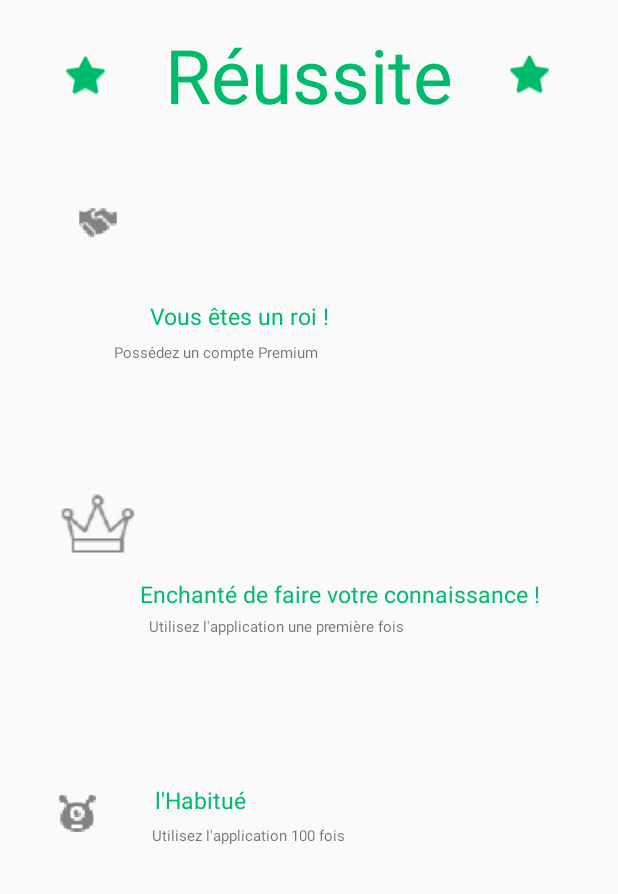
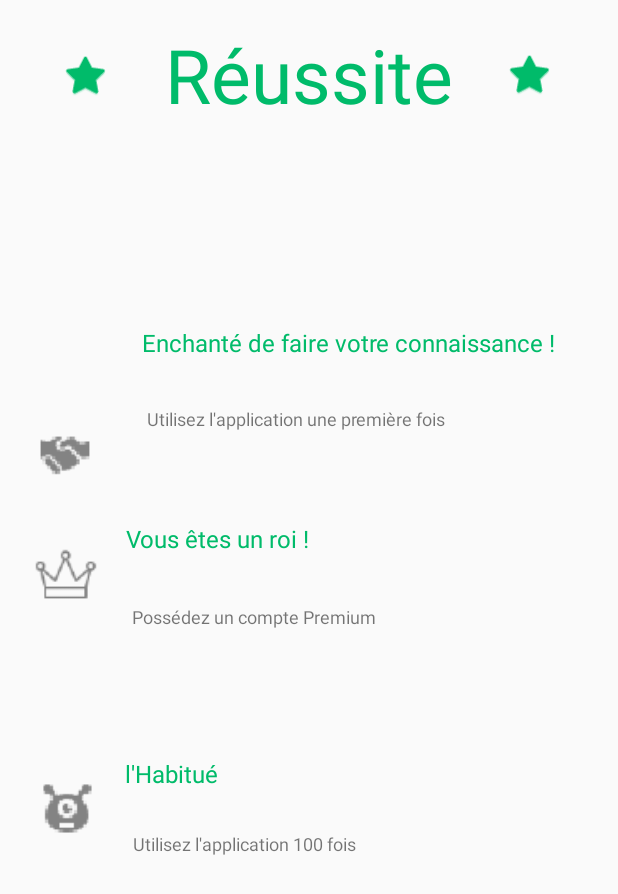
Before and after one commit to qfontain/Timeating, an Android app: the Reussite screen opened directly, with no data from a screen before it, on a phone screen of 412 x 824 dp. Shown: the top 894 px of the screen. Run offline under Robolectric (Android 15) with nearby library versions, the light colour scheme and no system bars.

Commit message:
Modification du visuel Réussite

```diff
--- a/app/src/main/res/layout/reussite_1.xml
+++ b/app/src/main/res/layout/reussite_1.xml
@@ -3,20 +3,18 @@
     xmlns:app="http://schemas.android.com/apk/res-auto"
     xmlns:tools="http://schemas.android.com/tools"
     android:layout_width="match_parent"
-    android:layout_height="match_parent">
+    android:layout_height="match_parent"
+    tools:layout_editor_absoluteY="25dp">
 
     <TextView
         android:id="@+id/textView3"
         android:layout_width="wrap_content"
-        android:layout_height="0dp"
-        android:layout_marginBottom="51dp"
+        android:layout_height="64dp"
 
         android:layout_marginTop="16dp"
-
         android:text="Réussite"
         android:textColor="#00bb6a"
         android:textSize="50sp"
-        app:layout_constraintBottom_toTopOf="@+id/textView8"
         app:layout_constraintEnd_toStartOf="@+id/imageView8"
         app:layout_constraintStart_toEndOf="@+id/imageView9"
         app:layout_constraintTop_toTopOf="parent"
@@ -28,19 +26,18 @@
         android:layout_height="wrap_content"
         android:layout_marginEnd="9dp"
         android:layout_marginTop="33dp"
+
         android:tint="@color/colortimeating"
         app:layout_constraintEnd_toEndOf="parent"
         app:layout_constraintStart_toEndOf="@+id/textView3"
         app:layout_constraintTop_toTopOf="parent"
-        app:srcCompat="@android:drawable/btn_star_big_on"
-
-        />
+        app:srcCompat="@android:drawable/btn_star_big_on" />
 
     <ImageView
         android:id="@+id/imageView9"
         android:layout_width="wrap_content"
         android:layout_height="wrap_content"
-        android:layout_marginBottom="62dp"
+        android:layout_marginBottom="82dp"
         android:layout_marginEnd="3dp"
         android:layout_marginStart="6dp"
         android:layout_marginTop="34dp"
@@ -55,107 +52,119 @@
         android:id="@+id/textView6"
         android:layout_width="wrap_content"
         android:layout_height="wrap_content"
-        android:layout_marginBottom="399dp"
 
-        android:layout_marginEnd="142dp"
         android:text="Utilisez l'application une première fois"
-        android:textSize="10sp"
+        android:textSize="12sp"
         app:layout_constraintBottom_toBottomOf="parent"
         app:layout_constraintEnd_toEndOf="parent"
-        app:layout_constraintStart_toEndOf="@+id/imageView13"
-        app:layout_constraintTop_toBottomOf="@+id/textView8" />
+        app:layout_constraintHorizontal_bias="0.46"
+        app:layout_constraintStart_toStartOf="parent"
+        app:layout_constraintTop_toTopOf="parent"
+        app:layout_constraintVertical_bias="0.335" />
 
     <TextView
         android:id="@+id/textView8"
         android:layout_width="wrap_content"
         android:layout_height="wrap_content"
-        android:layout_marginBottom="4dp"
-        android:layout_marginEnd="47dp"
         android:text="Enchanté de faire votre connaissance ! "
         android:textColor="@color/colortimeating"
-        android:textSize="15sp"
-        app:layout_constraintBottom_toTopOf="@+id/textView6"
+        android:textSize="16sp"
+        app:layout_constraintBottom_toBottomOf="parent"
         app:layout_constraintEnd_toEndOf="parent"
-        app:layout_constraintTop_toBottomOf="@+id/textView3" />
+        app:layout_constraintHorizontal_bias="0.716"
+        app:layout_constraintStart_toStartOf="parent"
+        app:layout_constraintTop_toTopOf="parent"
+        app:layout_constraintVertical_bias="0.271" />
 
     <ImageView
         android:id="@+id/imageView12"
-        android:layout_width="0dp"
-        android:layout_height="0dp"
-        android:layout_marginBottom="326dp"
+        android:layout_width="53dp"
+        android:layout_height="53dp"
         app:layout_constraintBottom_toBottomOf="parent"
-        app:layout_constraintEnd_toEndOf="@+id/imageView13"
-        app:layout_constraintStart_toStartOf="@+id/imageView13"
-        app:layout_constraintTop_toBottomOf="@+id/imageView13"
+        app:layout_constraintEnd_toEndOf="parent"
+        app:layout_constraintHorizontal_bias="0.048"
+        app:layout_constraintStart_toStartOf="parent"
+        app:layout_constraintTop_toTopOf="parent"
+        app:layout_constraintVertical_bias="0.463"
         app:srcCompat="@drawable/ic_king" />
 
     <ImageView
         android:id="@+id/imageView13"
-        android:layout_width="0dp"
-        android:layout_height="40dp"
-        android:layout_marginBottom="33dp"
-        android:layout_marginEnd="2dp"
-        android:layout_marginStart="33dp"
-        app:layout_constraintBottom_toTopOf="@+id/imageView12"
-        app:layout_constraintEnd_toStartOf="@+id/textView6"
+        android:layout_width="52dp"
+        android:layout_height="0dp"
+        android:layout_marginBottom="366dp"
+        app:layout_constraintBottom_toBottomOf="parent"
+        app:layout_constraintEnd_toEndOf="parent"
+        app:layout_constraintHorizontal_bias="0.048"
         app:layout_constraintStart_toStartOf="parent"
         app:layout_constraintTop_toBottomOf="@+id/imageView9"
+        app:layout_constraintVertical_bias="0.287"
         app:srcCompat="@drawable/ic_welcome" />
 
     <TextView
         android:id="@+id/textView9"
         android:layout_width="wrap_content"
         android:layout_height="wrap_content"
-        android:layout_marginStart="76dp"
-        android:layout_marginTop="228dp"
         android:text="Possédez un compte Premium"
-        android:textSize="10sp"
+        android:textSize="12sp"
+        app:layout_constraintBottom_toBottomOf="parent"
+        app:layout_constraintEnd_toEndOf="parent"
+        app:layout_constraintHorizontal_bias="0.353"
         app:layout_constraintStart_toStartOf="parent"
-        app:layout_constraintTop_toTopOf="parent" />
+        app:layout_constraintTop_toTopOf="parent"
+        app:layout_constraintVertical_bias="0.499" />
 
     <TextView
         android:id="@+id/textView10"
         android:layout_width="wrap_content"
         android:layout_height="wrap_content"
-        android:layout_marginEnd="192dp"
-        android:layout_marginTop="200dp"
         android:text="Vous êtes un roi !"
         android:textColor="@color/colortimeating"
-        android:textSize="15sp"
+        android:textSize="16sp"
+        app:layout_constraintBottom_toBottomOf="parent"
         app:layout_constraintEnd_toEndOf="parent"
-        app:layout_constraintTop_toTopOf="parent" />
+        app:layout_constraintHorizontal_bias="0.29"
+        app:layout_constraintStart_toStartOf="parent"
+        app:layout_constraintTop_toTopOf="parent"
+        app:layout_constraintVertical_bias="0.434" />
 
     <ImageView
         android:id="@+id/imageView14"
-        android:layout_width="39dp"
-        android:layout_height="43dp"
-        android:layout_marginBottom="260dp"
-        android:layout_marginStart="32dp"
+        android:layout_width="55dp"
+        android:layout_height="51dp"
         app:layout_constraintBottom_toBottomOf="parent"
+        app:layout_constraintEnd_toEndOf="parent"
+        app:layout_constraintHorizontal_bias="0.048"
         app:layout_constraintStart_toStartOf="parent"
+        app:layout_constraintTop_toTopOf="parent"
+        app:layout_constraintVertical_bias="0.664"
         app:srcCompat="@drawable/ic_alien" />
 
     <TextView
         android:id="@+id/textView11"
         android:layout_width="wrap_content"
         android:layout_height="wrap_content"
-        android:layout_marginBottom="260dp"
-        android:layout_marginEnd="182dp"
         android:text="Utilisez l'application 100 fois"
-        android:textSize="10sp"
+        android:textSize="12sp"
         app:layout_constraintBottom_toBottomOf="parent"
-        app:layout_constraintEnd_toEndOf="parent" />
+        app:layout_constraintEnd_toEndOf="parent"
+        app:layout_constraintHorizontal_bias="0.336"
+        app:layout_constraintStart_toStartOf="parent"
+        app:layout_constraintTop_toTopOf="parent"
+        app:layout_constraintVertical_bias="0.686" />
 
     <TextView
         android:id="@+id/textView12"
         android:layout_width="wrap_content"
         android:layout_height="wrap_content"
-        android:layout_marginBottom="280dp"
-        android:layout_marginEnd="248dp"
         android:text="l'Habitué"
         android:textColor="@color/colortimeating"
-        android:textSize="15sp"
+        android:textSize="16sp"
         app:layout_constraintBottom_toBottomOf="parent"
-        app:layout_constraintEnd_toEndOf="parent" />
+        app:layout_constraintEnd_toEndOf="parent"
+        app:layout_constraintHorizontal_bias="0.238"
+        app:layout_constraintStart_toStartOf="parent"
+        app:layout_constraintTop_toTopOf="parent"
+        app:layout_constraintVertical_bias="0.629" />
 
 </android.support.constraint.ConstraintLayout>
```
